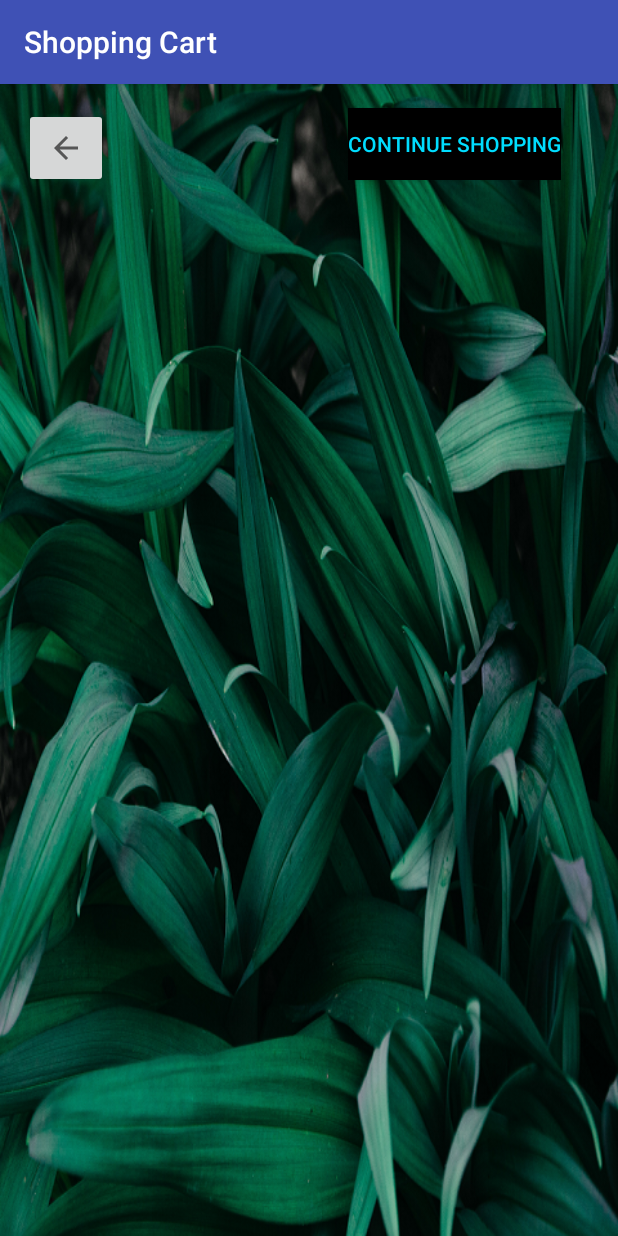
After one commit to FominDm/PlantTree, an Android app: the ShoppingCartActivity screen opened directly, with no data from a screen before it, on a phone screen of 412 x 824 dp. The commit adds this screen. Run offline under Robolectric (Android 15) with nearby library versions, the phone set to English and light mode, and no system bars.

Commit message:
Users class updated
Users class updated to have different types of users.
Shopping cart activity added.

```diff
--- a/app/src/main/assets/Useraccounts.txt
+++ b/app/src/main/assets/Useraccounts.txt
@@ -1,2 +1,2 @@
-Dima dmytro.fomin@gmail.com 12345
-Maria maria.g.fomin@gamil.com 54321
+Dima dmytro.fomin@gmail.com 12345 0
+Maria maria.g.fomin@gamil.com 54321 1
--- a/app/src/main/java/com/example/dima/myapplication/MainActivity.java
+++ b/app/src/main/java/com/example/dima/myapplication/MainActivity.java
@@ -125,7 +125,7 @@ public class MainActivity extends AppCompatActivity {
                     break;
                 }else
                 {
-                    String userName, userMail, userPassword;
+                    String userName, userMail, userPassword, userType;
                     User user;
 
                     String tokenizedLine[] = line.split(" ");
@@ -133,8 +133,9 @@ public class MainActivity extends AppCompatActivity {
                     userName = tokenizedLine[0];
                     userMail = tokenizedLine[1];
                     userPassword = tokenizedLine[2];
+                    userType = tokenizedLine[3];
 
-                    user = new User(userName, userMail, userPassword);
+                    user = new User(userName, userMail, userPassword, userType);
 
                     userList.add(user);
                 }
--- /dev/null
+++ b/app/src/main/java/com/example/dima/myapplication/ShoppingCartActivity.java
@@ -0,0 +1,13 @@
+package com.example.dima.myapplication;
+
+import android.support.v7.app.AppCompatActivity;
+import android.os.Bundle;
+
+public class ShoppingCartActivity extends AppCompatActivity {
+
+    @Override
+    protected void onCreate(Bundle savedInstanceState) {
+        super.onCreate(savedInstanceState);
+        setContentView(R.layout.activity_shopping_cart);
+    }
+}
--- /dev/null
+++ b/app/src/main/res/layout/activity_shopping_cart.xml
@@ -0,0 +1,62 @@
+<?xml version="1.0" encoding="utf-8"?>
+<android.support.constraint.ConstraintLayout xmlns:android="http://schemas.android.com/apk/res/android"
+    xmlns:app="http://schemas.android.com/apk/res-auto"
+    xmlns:tools="http://schemas.android.com/tools"
+    android:layout_width="match_parent"
+    android:layout_height="match_parent"
+    android:background="@drawable/shopping_cart_background"
+    tools:context=".ShoppingCartActivity">
+
+    <ScrollView
+        android:id="@+id/scrollView2"
+        android:layout_width="0dp"
+        android:layout_height="484dp"
+        app:layout_constraintBottom_toBottomOf="parent"
+        app:layout_constraintEnd_toEndOf="parent"
+        app:layout_constraintStart_toStartOf="parent"
+        app:layout_constraintTop_toTopOf="parent"
+        app:layout_constraintVertical_bias="0.939">
+
+        <LinearLayout
+            android:layout_width="match_parent"
+            android:layout_height="wrap_content"
+            android:orientation="vertical" />
+    </ScrollView>
+
+    <Button
+        android:id="@+id/Con_shopping"
+        android:layout_width="wrap_content"
+        android:layout_height="wrap_content"
+        android:layout_marginEnd="8dp"
+        android:layout_marginLeft="232dp"
+        android:layout_marginRight="8dp"
+        android:layout_marginStart="232dp"
+        android:layout_marginTop="16dp"
+        android:background="@android:color/black"
+        android:text="Continue Shopping"
+        android:textColor="@android:color/holo_blue_bright"
+        app:layout_constraintEnd_toEndOf="parent"
+        app:layout_constraintHorizontal_bias="0.0"
+        app:layout_constraintStart_toStartOf="parent"
+        app:layout_constraintTop_toTopOf="parent" />
+
+    <ImageButton
+        android:id="@+id/homeButton"
+        android:layout_width="56dp"
+        android:layout_height="53dp"
+        android:layout_marginLeft="16dp"
+        android:layout_marginStart="16dp"
+        android:layout_marginTop="16dp"
+        app:layout_constraintStart_toStartOf="parent"
+        app:layout_constraintTop_toTopOf="parent"
+        app:srcCompat="?attr/homeAsUpIndicator" />
+
+    <ListView
+        android:layout_width="wrap_content"
+        android:layout_height="0dp"
+        android:layout_marginTop="20dp"
+        app:layout_constraintStart_toStartOf="parent"
+        app:layout_constraintTop_toTopOf="@+id/scrollView2">
+
+    </ListView>
+</android.support.constraint.ConstraintLayout>
```
Also changed, not shown: app/src/main/AndroidManifest.xml (+9 -0 lines), app/src/main/java/com/example/dima/myapplication/User.java (+11 -2 lines), app/src/main/res/drawable-hdpi/shopping_cart_background.png (added), app/src/main/res/drawable-ldpi/shopping_cart_background.png (added), app/src/main/res/drawable-mdpi/shopping_cart_background.png (added), 1 other file.
